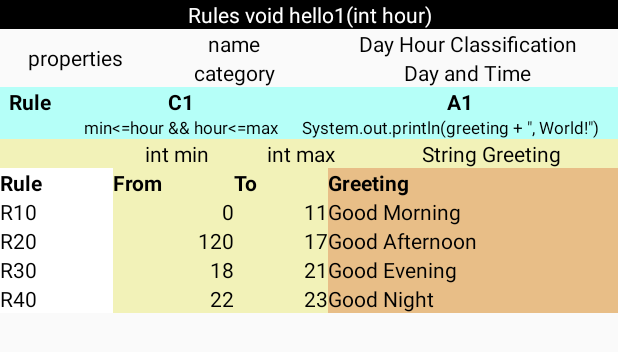
After one commit to alexjmma/MobileDev-HW1, an Android app: the layout linearlayout_main.xml on its own in the app's theme, with its tools: preview values and no code run, on a phone screen of 412 x 824 dp. The commit adds this screen. Shown: the top 352 px of the screen. Run offline under Robolectric (Android 15) with nearby library versions, the phone set to English and light mode, and no system bars.

Commit message:
finished XML

```diff
--- a/411HW1/app/src/main/java/com/csuf/cpsc411/a411hw1/MainActivity.java
+++ b/411HW1/app/src/main/java/com/csuf/cpsc411/a411hw1/MainActivity.java
@@ -3,6 +3,7 @@ package com.csuf.cpsc411.a411hw1;
 import androidx.appcompat.app.AppCompatActivity;
 import android.graphics.Color;
 import android.os.Bundle;
+import android.view.Gravity;
 import android.view.ViewGroup;
 import android.widget.GridLayout;
 import android.widget.TextView;
@@ -22,57 +23,76 @@ public class MainActivity extends AppCompatActivity {
         root.setLayoutParams(rParams);
 
         root.setBackgroundColor(Color.GRAY);
-        root.setColumnCount(3);
-        root.setRowCount(3);
+        root.setColumnCount(4);
+        root.setRowCount(5);
 
         TextView tv = new TextView(this);
         tv.setText("Rules void hello1(int hor)");
         tv.setTextSize(16);
         tv.setBackgroundColor(Color.BLACK);
         tv.setTextColor(Color.WHITE);
-
-        GridLayout.Spec row_spec = GridLayout.spec(0,GridLayout.CENTER); //this is basically the homework
-        GridLayout.Spec col_spec = GridLayout.spec(2);
+        //--------------------------------------------------------------
+        GridLayout.Spec row_spec = GridLayout.spec(0, 0f); //this is basically the homework
+        GridLayout.Spec col_spec = GridLayout.spec(1, 0f);
         GridLayout.LayoutParams cParams = new GridLayout.LayoutParams(row_spec, col_spec);
-        cParams.setMargins(5, 10, 5, 10);
+        cParams.setMargins(10, 10, 10, 10);
         tv.setLayoutParams(cParams);
         root.addView(tv);
-        //----------------------------------------------------------------
+
         tv = new TextView(this);
         tv.setText("Properties \n \n Rule \n R10 \n R20 \n R30 \n R40");
         tv.setTextSize(16);
         tv.setBackgroundColor(Color.WHITE);
 
-        row_spec = GridLayout.spec(1);
-        col_spec = GridLayout.spec(0, 0f);
+        row_spec = GridLayout.spec(1,2, 1f);
+        col_spec = GridLayout.spec(0, 1f);
         cParams = new GridLayout.LayoutParams(row_spec, col_spec);
         cParams.setMargins(10, 10, 10, 10);
         tv.setLayoutParams(cParams);
         root.addView(tv);
-        //-----------------------------------------------------------------
+        //----------------------------------------------------------------
         tv = new TextView(this);
         tv.setText("name \n catagory \n C1 \n min <=hour && hour <= max");
         tv.setTextSize(16);
         tv.setBackgroundColor(Color.WHITE);
 
-        row_spec = GridLayout.spec(1);
-        col_spec = GridLayout.spec(1, GridLayout.CENTER);
+        row_spec = GridLayout.spec(1, 1, 0f);
+        col_spec = GridLayout.spec(1, 1,0f);
         cParams = new GridLayout.LayoutParams(row_spec, col_spec);
         cParams.setMargins(10, 10, 10, 10);
         tv.setLayoutParams(cParams);
         root.addView(tv);
-        //-----------------------------------------------------------------
+        //----------------------------------------------------------------
         tv = new TextView(this);
         tv.setText("int min \n From \n 0 \n 12 \n 18 \n 22");
         tv.setTextSize(16);
         tv.setBackgroundColor(Color.WHITE);
 
-        row_spec = GridLayout.spec(2, GridLayout.CENTER);
-        col_spec = GridLayout.spec(1, GridLayout.ALIGN_BOUNDS);
+        row_spec = GridLayout.spec(2, 1f);
+        col_spec = GridLayout.spec(1, 0f);
         cParams = new GridLayout.LayoutParams(row_spec, col_spec);
-        cParams.setMargins(10, 5, 5, 10);
+        cParams.setMargins(10, 10, 10, 10);
         tv.setLayoutParams(cParams);
         root.addView(tv);
+        //--------------------------------------------------------------
+        tv = new TextView(this);
+        tv.setText("int max \n To \n 11 \n 17 \n 21 \n 23");
+        tv.setTextSize(16);
+        tv.setBackgroundColor(Color.WHITE);
+
+        row_spec = GridLayout.spec(2,2f);
+        col_spec = GridLayout.spec(2, 1f);
+        cParams = new GridLayout.LayoutParams(row_spec, col_spec);
+        cParams.setMargins(10, 10, 10, 10);
+        tv.setLayoutParams(cParams);
+        root.addView(tv);
+        //---------------------------------------------------------------
+        tv = new TextView(this);
+        tv.setText("Day Hour Classification \n Day and Time");
+        tv.setTextSize(16);
+        tv.setBackgroundColor(Color.WHITE);
+
+
 
         /*
         for(int i=2; i<=3; i++)
--- /dev/null
+++ b/411HW1/app/src/main/res/layout/linearlayout_main.xml
@@ -0,0 +1,479 @@
+<?xml version="1.0" encoding="utf-8"?>
+<LinearLayout xmlns:android="http://schemas.android.com/apk/res/android"
+    android:orientation="vertical"
+    android:layout_width="match_parent"
+    android:layout_height="match_parent">
+
+    <TextView
+        android:layout_width="match_parent"
+        android:layout_height="wrap_content"
+
+        android:text="Rules void hello1(int hour)"
+        android:textAlignment="center"
+        android:textColor="#FFFFFF"
+        android:background="#000000"
+        />
+
+    <LinearLayout
+        android:orientation="horizontal"
+        android:layout_width="match_parent"
+        android:layout_height="wrap_content"
+
+
+        >
+        <TextView
+            android:layout_width="wrap_content"
+            android:layout_height="match_parent"
+            android:text="properties"
+
+            android:textAlignment="center"
+            android:textColor="#000000"
+            android:layout_weight="1"
+            android:gravity="center"
+
+
+            />
+        <GridLayout
+            android:layout_width="wrap_content"
+            android:layout_height="wrap_content"
+            android:rowCount="2"
+            android:columnCount="2"
+            android:layout_weight="3"
+
+            >
+            <TextView
+                android:layout_width="wrap_content"
+                android:layout_height="wrap_content"
+                android:text="name"
+                android:textAlignment="center"
+                android:textColor="#000000"
+                android:layout_columnWeight="1"
+                android:layout_rowWeight="1"
+
+
+
+                />
+            <TextView
+                android:layout_width="wrap_content"
+                android:layout_height="wrap_content"
+                android:text="Day Hour Classification"
+                android:textAlignment="center"
+                android:textColor="#000000"
+                android:layout_columnWeight="1"
+                android:layout_rowWeight="1"
+
+                />
+            <TextView
+                android:layout_width="wrap_content"
+                android:layout_height="wrap_content"
+                android:text="category"
+                android:textAlignment="center"
+                android:textColor="#000000"
+                android:layout_columnWeight="1"
+                android:layout_rowWeight="1"
+
+                />
+            <TextView
+                android:layout_width="wrap_content"
+                android:layout_height="wrap_content"
+                android:text="Day and Time"
+                android:textAlignment="center"
+                android:textColor="#000000"
+                android:layout_columnWeight="1"
+                android:layout_rowWeight="1"
+
+                />
+        </GridLayout>
+    </LinearLayout>
+
+    <GridLayout
+        android:layout_width="match_parent"
+        android:layout_height="wrap_content"
+        android:rowCount="2"
+        android:columnCount="3"
+        android:background="#b5fff8"
+
+        >
+
+        <TextView
+            android:layout_width="wrap_content"
+            android:layout_height="wrap_content"
+            android:text="Rule"
+            android:textAlignment="center"
+            android:textColor="#000000"
+            android:textStyle="bold"
+            android:layout_columnWeight="1"
+            android:layout_rowWeight="1"
+            />
+
+        <TextView
+            android:layout_width="wrap_content"
+            android:layout_height="wrap_content"
+            android:text="C1"
+            android:textStyle="bold"
+            android:textAlignment="center"
+            android:textColor="#000000"
+            android:layout_columnWeight="1"
+            android:layout_rowWeight="1"
+
+            />
+        <TextView
+            android:layout_width="wrap_content"
+            android:layout_height="wrap_content"
+            android:text="A1"
+            android:textStyle="bold"
+            android:textAlignment="center"
+            android:textColor="#000000"
+            android:layout_columnWeight="1"
+            android:layout_rowWeight="1"
+            />
+        <TextView
+            android:layout_width="wrap_content"
+            android:layout_height="wrap_content"
+            android:text=""
+            android:textAlignment="center"
+            android:textColor="#000000"
+            android:textSize="5pt"
+            android:layout_columnWeight="1"
+            android:layout_rowWeight="1"
+            />
+
+        <TextView
+            android:layout_width="147dp"
+            android:layout_height="wrap_content"
+            android:layout_rowWeight="1"
+            android:layout_columnWeight="1"
+            android:text="min&#60;&#61;hour &#38;&#38; hour&#60;&#61;max"
+            android:textAlignment="center"
+            android:textColor="#000000"
+            android:textSize="5pt"
+
+            />
+
+        <TextView
+            android:layout_width="wrap_content"
+            android:layout_height="wrap_content"
+            android:layout_rowWeight="1"
+            android:layout_columnWeight="1"
+            android:text="System.out.println(greeting + &#34;, World!&#34;)"
+            android:textColor="#000000"
+            android:textSize="5pt"
+            />
+    </GridLayout>
+    <GridLayout
+        android:layout_width="match_parent"
+        android:layout_height="wrap_content"
+        android:rowCount="1"
+        android:columnCount="4"
+        android:background="#f2f2b8"
+
+        >
+
+        <TextView
+            android:layout_width="wrap_content"
+            android:layout_height="wrap_content"
+            android:text=""
+            android:gravity="left"
+            android:textColor="#000000"
+            android:layout_columnWeight="2"
+            android:layout_rowWeight="1"
+
+            />
+        <TextView
+            android:layout_width="wrap_content"
+            android:layout_height="wrap_content"
+            android:text="int min"
+            android:gravity="center"
+            android:textColor="#000000"
+            android:layout_columnWeight="1"
+            android:layout_rowWeight="1"
+
+            />
+        <TextView
+            android:layout_width="wrap_content"
+            android:layout_height="wrap_content"
+            android:text="int max"
+            android:gravity="center"
+            android:textColor="#000000"
+            android:layout_columnWeight="1"
+            android:layout_rowWeight="1"
+
+            />
+        <TextView
+            android:layout_width="wrap_content"
+            android:layout_height="wrap_content"
+            android:text="String Greeting"
+            android:gravity="center"
+            android:textColor="#000000"
+            android:layout_columnWeight="2"
+            android:layout_rowWeight="1"
+
+            />
+
+    </GridLayout>
+
+    <GridLayout
+        android:layout_width="match_parent"
+        android:layout_height="wrap_content"
+        android:rowCount="1"
+        android:columnCount="4"
+        android:background="#FFFFFF"
+        >
+
+
+        <GridLayout
+            android:layout_width="wrap_content"
+            android:layout_height="wrap_content"
+            android:rowCount="4"
+            android:columnCount="1"
+            android:background="#FFFFFF"
+            android:layout_columnWeight="1"
+            android:layout_rowWeight="1"
+            >
+
+            <TextView
+                android:layout_width="wrap_content"
+                android:layout_height="wrap_content"
+                android:text="Rule"
+                android:textStyle="bold"
+                android:gravity="left"
+                android:textColor="#000000"
+                android:layout_columnWeight="1"
+                android:layout_rowWeight="1"
+
+                />
+            <TextView
+                android:layout_width="wrap_content"
+                android:layout_height="wrap_content"
+                android:text="R10"
+                android:gravity="left"
+                android:textColor="#000000"
+                android:layout_columnWeight="1"
+                android:layout_rowWeight="1"
+
+                />
+            <TextView
+                android:layout_width="wrap_content"
+                android:layout_height="wrap_content"
+                android:text="R20"
+                android:gravity="left"
+                android:textColor="#000000"
+                android:layout_columnWeight="1"
+                android:layout_rowWeight="1"
+
+                />
+            <TextView
+                android:layout_width="wrap_content"
+                android:layout_height="wrap_content"
+                android:text="R30"
+                android:gravity="left"
+                android:textColor="#000000"
+                android:layout_columnWeight="1"
+                android:layout_rowWeight="1"
+
+                />
+            <TextView
+                android:layout_width="wrap_content"
+                android:layout_height="wrap_content"
+                android:text="R40"
+                android:gravity="left"
+                android:textColor="#000000"
+                android:layout_columnWeight="1"
+                android:layout_rowWeight="1"
+                />
+
+        </GridLayout>
+
+        <GridLayout
+            android:layout_width="wrap_content"
+            android:layout_height="wrap_content"
+            android:rowCount="4"
+            android:columnCount="1"
+            android:background="#f2f2b8"
+            android:layout_columnWeight="1"
+            android:layout_rowWeight="1"
+            >
+
+            <TextView
+                android:layout_width="wrap_content"
+                android:layout_height="wrap_content"
+                android:text="From"
+                android:textStyle="bold"
+                android:gravity="left"
+                android:textColor="#000000"
+                android:layout_columnWeight="1"
+                android:layout_rowWeight="1"
+
+                />
+            <TextView
+                android:layout_width="wrap_content"
+                android:layout_height="wrap_content"
+                android:text="0"
+                android:gravity="right"
+                android:textColor="#000000"
+                android:layout_columnWeight="1"
+                android:layout_rowWeight="1"
+
+                />
+            <TextView
+                android:layout_width="wrap_content"
+                android:layout_height="wrap_content"
+                android:text="120"
+                android:gravity="right"
+                android:textColor="#000000"
+                android:layout_columnWeight="1"
+                android:layout_rowWeight="1"
+
+                />
+            <TextView
+                android:layout_width="wrap_content"
+                android:layout_height="wrap_content"
+                android:text="18"
+                android:gravity="right"
+                android:textColor="#000000"
+                android:layout_columnWeight="1"
+                android:layout_rowWeight="1"
+
+                />
+            <TextView
+                android:layout_width="wrap_content"
+                android:layout_height="wrap_content"
+                android:text="22"
+                android:gravity="right"
+                android:textColor="#000000"
+                android:layout_columnWeight="1"
+                android:layout_rowWeight="1"
+                />
+
+        </GridLayout>
+
+        <GridLayout
+            android:layout_width="wrap_content"
+            android:layout_height="wrap_content"
+            android:rowCount="4"
+            android:columnCount="1"
+            android:background="#f2f2b8"
+            android:layout_columnWeight="1"
+            android:layout_rowWeight="1"
+            >
+
+            <TextView
+                android:layout_width="wrap_content"
+                android:layout_height="wrap_content"
+                android:layout_rowWeight="1"
+                android:layout_columnWeight="1"
+                android:gravity="left"
+                android:text="To"
+                android:textColor="#000000"
+                android:textStyle="bold"
+
+                />
+            <TextView
+                android:layout_width="wrap_content"
+                android:layout_height="wrap_content"
+                android:text="11"
+                android:gravity="right"
+                android:textColor="#000000"
+                android:layout_columnWeight="1"
+                android:layout_rowWeight="1"
+
+                />
+            <TextView
+                android:layout_width="wrap_content"
+                android:layout_height="wrap_content"
+                android:text="17"
+                android:gravity="right"
+                android:textColor="#000000"
+                android:layout_columnWeight="1"
+                android:layout_rowWeight="1"
+
+                />
+            <TextView
+                android:layout_width="wrap_content"
+                android:layout_height="wrap_content"
+                android:text="21"
+                android:gravity="right"
+                android:textColor="#000000"
+                android:layout_columnWeight="1"
+                android:layout_rowWeight="1"
+
+                />
+            <TextView
+                android:layout_width="wrap_content"
+                android:layout_height="wrap_content"
+                android:text="23"
+                android:gravity="right"
+                android:textColor="#000000"
+                android:layout_columnWeight="1"
+                android:layout_rowWeight="1"
+                />
+
+        </GridLayout>
+
+        <GridLayout
+            android:layout_width="wrap_content"
+            android:layout_height="wrap_content"
+            android:rowCount="4"
+            android:columnCount="1"
+            android:background="#e8be87"
+            android:layout_columnWeight="2"
+            android:layout_rowWeight="1"
+            >
+
+            <TextView
+                android:layout_width="wrap_content"
+                android:layout_height="wrap_content"
+                android:text="Greeting"
+                android:textStyle="bold"
+                android:gravity="left"
+                android:textColor="#000000"
+                android:layout_columnWeight="1"
+                android:layout_rowWeight="1"
+
+                />
+            <TextView
+                android:layout_width="wrap_content"
+                android:layout_height="wrap_content"
+                android:text="Good Morning"
+                android:gravity="left"
+                android:textColor="#000000"
+                android:layout_columnWeight="1"
+                android:layout_rowWeight="1"
+
+                />
+            <TextView
+                android:layout_width="wrap_content"
+                android:layout_height="wrap_content"
+                android:text="Good Afternoon"
+                android:gravity="left"
+                android:textColor="#000000"
+                android:layout_columnWeight="1"
+                android:layout_rowWeight="1"
+
+                />
+            <TextView
+                android:layout_width="wrap_content"
+                android:layout_height="wrap_content"
+                android:text="Good Evening"
+                android:gravity="left"
+                android:textColor="#000000"
+                android:layout_columnWeight="1"
+                android:layout_rowWeight="1"
+
+                />
+            <TextView
+                android:layout_width="wrap_content"
+                android:layout_height="wrap_content"
+                android:text="Good Night"
+                android:gravity="left"
+                android:textColor="#000000"
+                android:layout_columnWeight="1"
+                android:layout_rowWeight="1"
+                />
+
+        </GridLayout>
+
+    </GridLayout>
+
+
+</LinearLayout>
```
